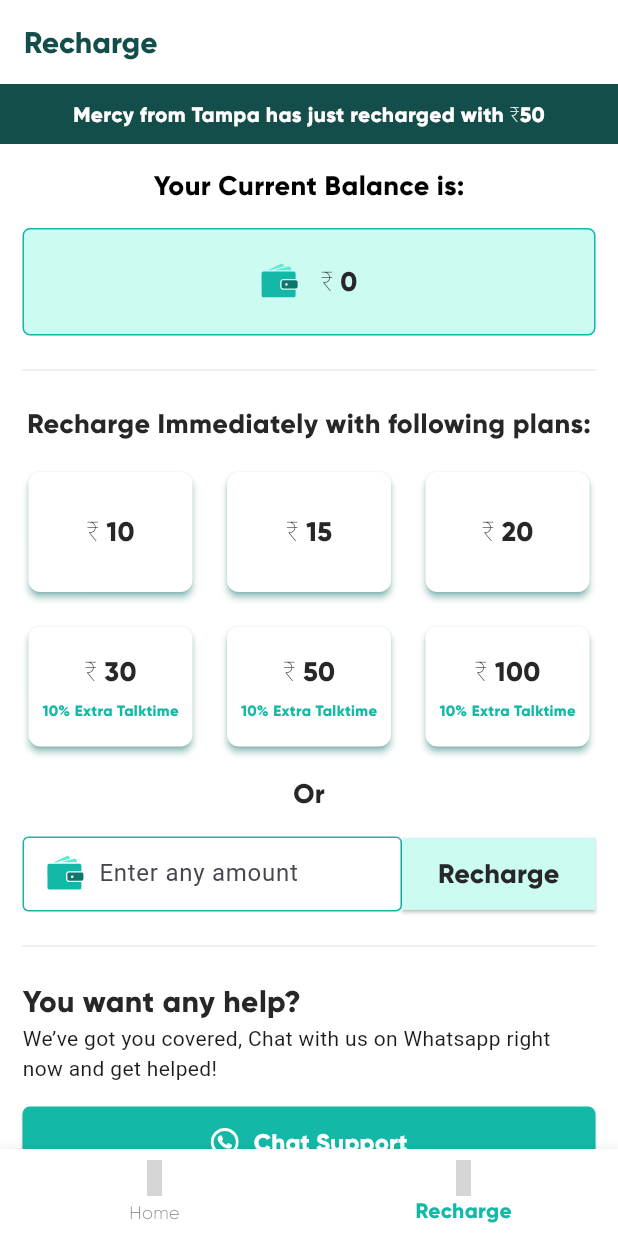
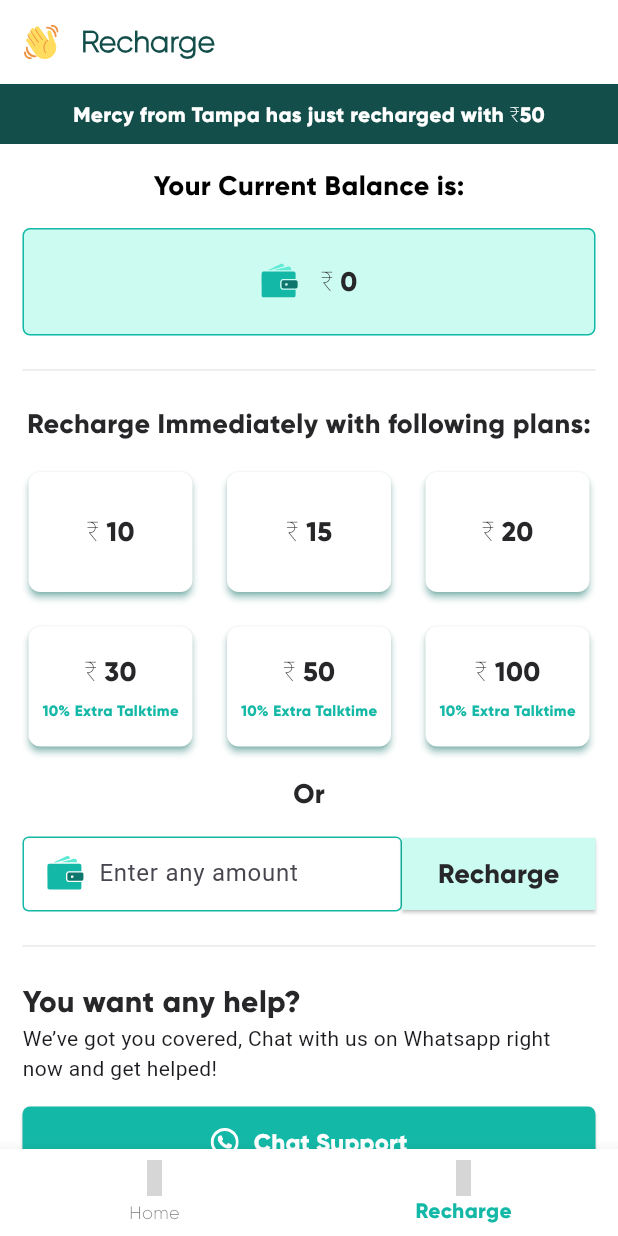
Before and after one commit to Prashant-ranjan-singh-123/direction, a Flutter app: the screen it shows after launch, after a tap on "Recharge Now", on a phone screen of 412 x 824 dp. Run offline on Flutter 3.47's test engine with Material 3 defaults, Android fonts, the light colour scheme and no system bars; drawn by our look-alikes of auto_size_text; our stand-ins replace flutter_svg, iconly, iconsax, shared_preferences; missing offline and left inert: razorpay_flutter; grey boxes are pictures that could not be loaded.

Commit message:
First Release

```diff
--- a/lib/screens/bottom_nav_bar/home/home_page_after_login.dart
+++ b/lib/screens/bottom_nav_bar/home/home_page_after_login.dart
@@ -45,7 +45,7 @@ class _HomePageAfterLoginState extends State<HomePageAfterLogin> {
   @override
   Widget build(BuildContext context) {
     return Scaffold(
-      appBar: AppAppBar.afterLoginAppBar(title: 'Hello Sagar!', is_high_icon: true),
+      appBar: AppAppBar.afterLoginAppBar(title: 'Hello', is_high_icon: true),
       body: _isLoading ? _loading() : _buildUi(),
     );
   }
@@ -101,7 +101,7 @@ class _HomePageAfterLoginState extends State<HomePageAfterLogin> {
                     onPressed: _recharge_now,
                     child: Text(
                       'Recharge Now',
-                      style: AppTextStyle.body1(fontColor: AppColor.white),
+                      style: AppTextStyle.body1(fontColor: AppColor.white, fontSize: 14),
                     ),
                   ),
                 ),
--- a/lib/shared/app_bar.dart
+++ b/lib/shared/app_bar.dart
@@ -5,19 +5,28 @@ import 'package:flutter/material.dart';
 import 'package:flutter_svg/flutter_svg.dart';
 
 class AppAppBar {
-  static AppBar afterLoginAppBar({required String title, bool is_high_icon=false}) {
+  static AppBar afterLoginAppBar(
+      {required String title,
+      bool is_high_icon = true,
+      bool isBoldHead = false}) {
     return AppBar(
       centerTitle: false,
       title: Row(
         children: [
-          if (is_high_icon) Padding(
-            padding: const EdgeInsets.only(right: 15),
-            child: SvgPicture.asset(AppAssets.svg_hello),
-          ) else SizedBox(),
+          if (is_high_icon)
+            Padding(
+              padding: const EdgeInsets.only(right: 15),
+              child: SvgPicture.asset(AppAssets.svg_hello),
+            )
+          else
+            SizedBox(),
           Text(
             title,
-            style: AppTextStyle.h1(fontColor: AppColor.primary, fontSize: 20)
-                .copyWith(fontWeight: FontWeight.w900),
+            style: isBoldHead
+                ? AppTextStyle.h1(fontColor: AppColor.primary, fontSize: 20)
+                    .copyWith(fontWeight: FontWeight.w900)
+                : AppTextStyle.body1(fontColor: AppColor.primary, fontSize: 20)
+                    .copyWith(fontWeight: FontWeight.w900),
           ),
         ],
       ),
```
Also changed, not shown: asset/images/png/doctor_3.png, asset/images/png/doctor_4.png, asset/images/png/doctor_one.png, asset/images/png/doctor_two.png.
